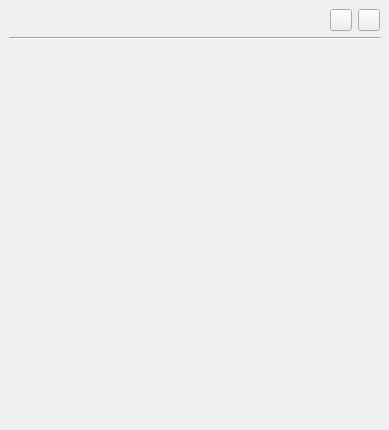
Above: src/sidebar/sidebarwidget.ui from KDE/conquirere before the change. Below: the same form after it.
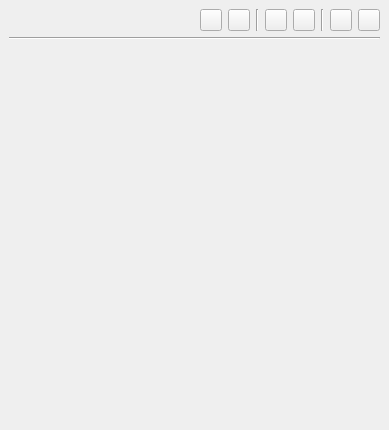
That is the form after the change.

What changed in the file:
```diff
--- a/src/sidebar/sidebarwidget.ui
+++ b/src/sidebar/sidebarwidget.ui
@@ -47,6 +47,120 @@
         </property>
        </spacer>
       </item>
+      <item>
+       <widget class="QPushButton" name="addPublication">
+        <property name="minimumSize">
+         <size>
+          <width>22</width>
+          <height>22</height>
+         </size>
+        </property>
+        <property name="maximumSize">
+         <size>
+          <width>22</width>
+          <height>22</height>
+         </size>
+        </property>
+        <property name="text">
+         <string/>
+        </property>
+        <property name="iconSize">
+         <size>
+          <width>22</width>
+          <height>22</height>
+         </size>
+        </property>
+       </widget>
+      </item>
+      <item>
+       <widget class="QPushButton" name="removePublication">
+        <property name="minimumSize">
+         <size>
+          <width>22</width>
+          <height>22</height>
+         </size>
+        </property>
+        <property name="maximumSize">
+         <size>
+          <width>22</width>
+          <height>22</height>
+         </size>
+        </property>
+        <property name="text">
+         <string/>
+        </property>
+        <property name="iconSize">
+         <size>
+          <width>22</width>
+          <height>22</height>
+         </size>
+        </property>
+       </widget>
+      </item>
+      <item>
+       <widget class="Line" name="linePublication">
+        <property name="orientation">
+         <enum>Qt::Vertical</enum>
+        </property>
+       </widget>
+      </item>
+      <item>
+       <widget class="QPushButton" name="linkAddButton">
+        <property name="minimumSize">
+         <size>
+          <width>22</width>
+          <height>22</height>
+         </size>
+        </property>
+        <property name="maximumSize">
+         <size>
+          <width>22</width>
+          <height>22</height>
+         </size>
+        </property>
+        <property name="text">
+         <string/>
+        </property>
+        <property name="iconSize">
+         <size>
+          <width>22</width>
+          <height>22</height>
+         </size>
+        </property>
+       </widget>
+      </item>
+      <item>
+       <widget class="QPushButton" name="linkRemoveButton">
+        <property name="minimumSize">
+         <size>
+          <width>22</width>
+          <height>22</height>
+         </size>
+        </property>
+        <property name="maximumSize">
+         <size>
+          <width>22</width>
+          <height>22</height>
+         </size>
+        </property>
+        <property name="text">
+         <string/>
+        </property>
+        <property name="iconSize">
+         <size>
+          <width>24</width>
+          <height>24</height>
+         </size>
+        </property>
+       </widget>
+      </item>
+      <item>
+       <widget class="Line" name="line_2">
+        <property name="orientation">
+         <enum>Qt::Vertical</enum>
+        </property>
+       </widget>
+      </item>
       <item>
        <widget class="QPushButton" name="newButton">
         <property name="minimumSize">
```
Left out of the diff: 42 changed lines with no effect on the pictures.
